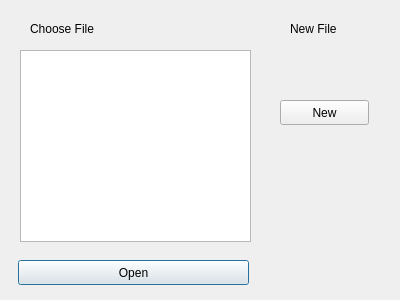
First picture: the form in client/newopen.ui, repository SimoneDutto/CollaborativeEditor, before the edit.
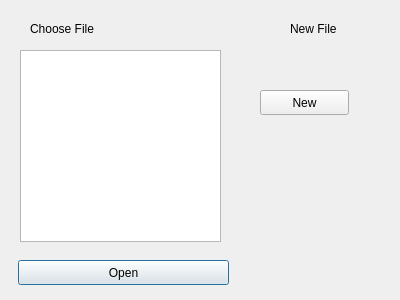
Second picture: the form after the edit.

Commit message: update form class

Patch:
```diff
--- a/client/newopen.ui
+++ b/client/newopen.ui
@@ -18,7 +18,7 @@
     <rect>
      <x>20</x>
      <y>50</y>
-     <width>231</width>
+     <width>201</width>
      <height>192</height>
     </rect>
    </property>
@@ -41,7 +41,7 @@
     <rect>
      <x>18</x>
      <y>260</y>
-     <width>231</width>
+     <width>211</width>
      <height>25</height>
     </rect>
    </property>
@@ -65,8 +65,8 @@
   <widget class="QPushButton" name="pushButton_2">
    <property name="geometry">
     <rect>
-     <x>280</x>
-     <y>100</y>
+     <x>260</x>
+     <y>90</y>
      <width>89</width>
      <height>25</height>
     </rect>
```
The commit also changes 5 other files.
